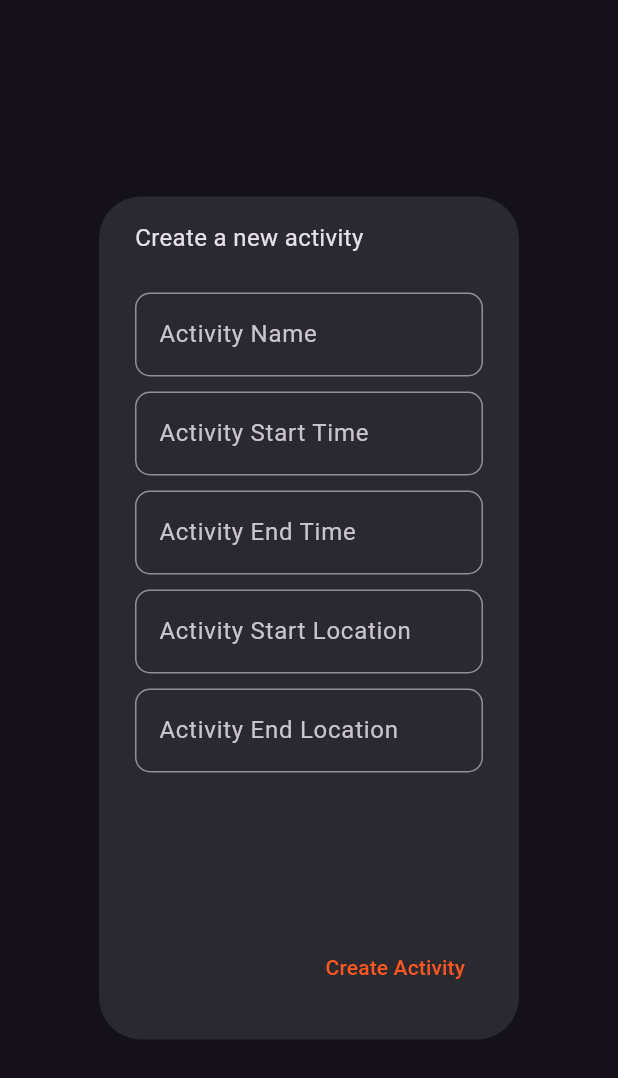
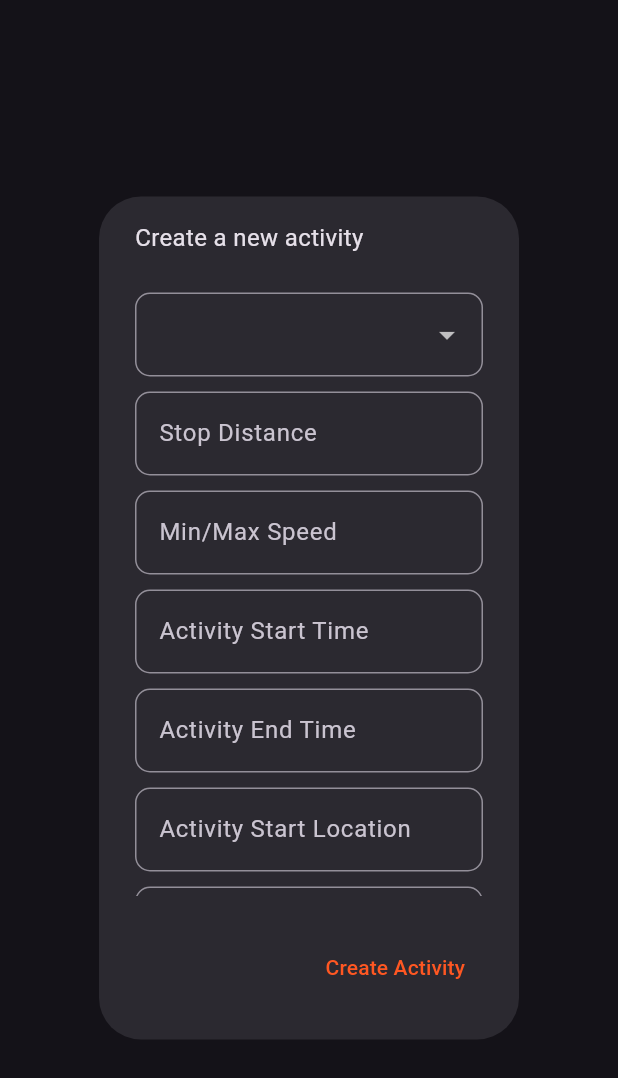
Before and after one commit to DanishAjaib/log_my_ride_poc, a Flutter app: the NewActivityDialog widget shown alone on an empty page, opened directly with empty values, on a phone screen of 412 x 824 dp. Shown: the top 1078 px of the screen. Run offline on Flutter 3.47's test engine with Material 3 defaults, Android fonts, the phone set to English and light mode, and no system bars; our stand-ins replace audioplayers, cloud_firestore, faker, file_picker, firebase_core, fl_chart and 19 more; missing offline and left inert: flutter_osm_plugin, multiavatar; accounts and stored records are empty; Roboto replaces fonts that are missing (RobotoFlex).

Commit message:
poc final

```diff
--- a/lib/views/screens/current_event_screen.dart
+++ b/lib/views/screens/current_event_screen.dart
@@ -320,11 +320,7 @@ class _CurrentEventScreenState extends State<CurrentEventScreen> {
                   TextButton(
                     onPressed: () {
                       Navigator.pop(context);
-                      Get.offAll(() => const SplashScreen());
-                      Future.delayed(Duration.zero, () {
-                        // Once HomeScreen is loaded, navigate to the second screen
-                        Get.to(() => CompleteEventScreen(currentEvent: widget.currentEvent ,));
-                      });
+                      Get.off(() => CompleteEventScreen(currentEvent: widget.currentEvent ,));
 
                     },
                     child: const Text('End Event', style: TextStyle(color: Colors.red),),
--- a/lib/views/screens/current_road_ride_screen.dart
+++ b/lib/views/screens/current_road_ride_screen.dart
@@ -227,11 +227,7 @@ class _CurrentRoadRideScreenState extends State<CurrentRoadRideScreen> {
                       _rideTimer?.cancel();
                       Navigator.pop(context);
                       /*Get.to(() => const SessionSummaryScreen());*/
-                      Get.offAll(() => SplashScreen());
-                      Future.delayed(Duration.zero, () {
-                        // Once HomeScreen is loaded, navigate to the second screen
-                        Get.to(() => const SessionSummaryScreen());
-                      });
+                      Get.off(() => const SessionSummaryScreen());
 
 
                     }, child: const Text('Yes')),
--- a/lib/views/screens/current_session_screen.dart
+++ b/lib/views/screens/current_session_screen.dart
@@ -73,11 +73,7 @@ class _CurrentSessionScreenState extends State<CurrentSessionScreen> {
                         onTap: () {
                           loggingController.stopSensorStreams();
                           loggingController.sensorTimer?.cancel();
-                          Get.offAll(() => const SplashScreen());
-                          Future.delayed(Duration.zero, () {
-                            // Once HomeScreen is loaded, navigate to the second screen
-                            Get.to(() => const TrackRideSummaryScreen());
-                          });
+                          Get.off(() => const TrackRideSummaryScreen());
 /*
                          Get.offAll(() => const TrackRideSummaryScreen());
 */
--- a/lib/views/screens/event_summary_screen.dart
+++ b/lib/views/screens/event_summary_screen.dart
@@ -625,10 +625,7 @@ class _EventSummaryScreenState extends State<EventSummaryScreen> {
                                         //purchase
                                         Navigator.pop(context);
                                         Get.snackbar('Success', 'Event Booked Successfully', backgroundColor: Colors.green, colorText: Colors.white);
-                                        Get.offAll(() => const MainScreen());
-                                        Future.delayed(Duration.zero, () {
-                                          Get.to(() => const EventsScreen());
-                                        });
+                                        Get.off(() => const EventsScreen());
 
                                       },
                                       style: ElevatedButton.styleFrom(
--- a/lib/views/widgets/new_activity_dialog.dart
+++ b/lib/views/widgets/new_activity_dialog.dart
@@ -103,18 +103,73 @@ class _NewGroupDialogState extends State<NewActivityDialog> {
       content: SizedBox(
         height: 450,
         child: SingleChildScrollView(
+          physics: const BouncingScrollPhysics(
+            decelerationRate: ScrollDecelerationRate.fast
+          ),
           child: Column(
             crossAxisAlignment: CrossAxisAlignment.start,
             children: [
               const Text('Create a new activity', style: TextStyle(fontSize: 16)),
 
               const SizedBox(height: 25,),
+              DropdownButtonFormField(
+                  items: const [
+                    DropdownMenuItem(
+                      value: 'L Plater Road Test',
+                      child: Text('L Plater Road Test'),
+                    ),
+                    DropdownMenuItem(
+                      value: 'Private',
+                      child: Text('L Plater Road Test 2' ),
+                    ),
+                  ],
+                  onChanged: (value) {
+
+                  }
+              ),
+
+              const SizedBox(height: 10,),
               TextField(
-                controller: _nameController,
-                keyboardType: TextInputType.text,
+                controller: TextEditingController(),
+               /* onTap: () async {
+                  showTimePicker(context: context, initialTime: TimeOfDay.now()).then((value) {
+                    if(value != null) {
+                      setState(() {
+                        activityStartTime = formatTimeOfDay(value);
+                        _startTimeController.text = activityStartTime;
+                      });
+                    }
+                  });
+
+                },*/
+                keyboardType: TextInputType.number,
                 decoration: InputDecoration(
-                    labelText: 'Activity Name',
-                    hintText: 'Enter activity name',
+                    labelText: 'Stop Distance',
+                    hintText: 'Stop Distance',
+                    border: OutlineInputBorder(
+                        borderRadius: BorderRadius.circular(10)
+                    )
+                ),
+              ),
+              const SizedBox(height: 10,),
+
+              TextField(
+                controller: TextEditingController(),
+                /*onTap: () async {
+                  showTimePicker(context: context, initialTime: TimeOfDay.now()).then((value) {
+                    if(value != null) {
+                      setState(() {
+                        activityStartTime = formatTimeOfDay(value);
+                        _startTimeController.text = activityStartTime;
+                      });
+                    }
+                  });
+
+                },*/
+                keyboardType: TextInputType.number,
+                decoration: InputDecoration(
+                    labelText: 'Min/Max Speed',
+                    hintText: 'Min/Max Speed',
                     border: OutlineInputBorder(
                         borderRadius: BorderRadius.circular(10)
                     )
@@ -197,6 +252,17 @@ class _NewGroupDialogState extends State<NewActivityDialog> {
                     )
                 ),
               ),
+/*              const SizedBox(height: 15,),
+              const Text('Set Activity Baseline'),*/
+              const SizedBox(height: 15,),
+              SizedBox(
+                  width: double.infinity,
+                  child: ElevatedButton(
+                      onPressed: () {
+
+                      }, child: const Text(
+
+                      'Set Activity Baseline'))),
 
 
 
```
